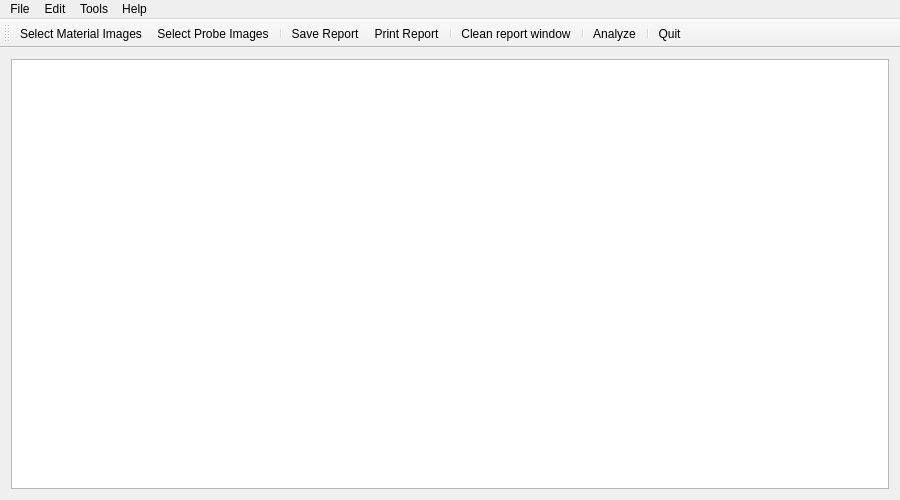
pa23/mixan, file mainwindow.ui: the form before one commit.
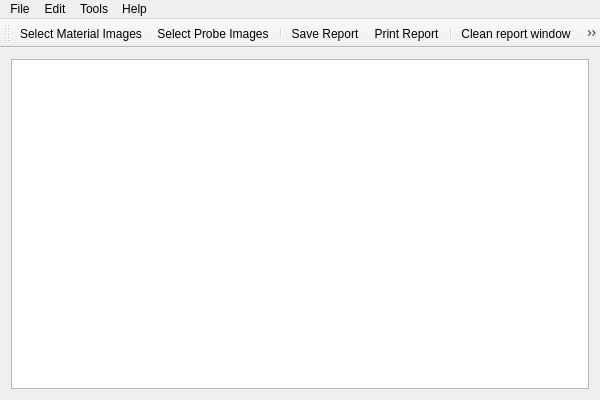
The form after the commit. Icons and pictures are not drawn.

Commit message: v1.5.0 Saving and restore program settings.

Diff of the .ui file:
```diff
--- a/mainwindow.ui
+++ b/mainwindow.ui
@@ -6,10 +6,16 @@
    <rect>
     <x>0</x>
     <y>0</y>
-    <width>900</width>
-    <height>500</height>
+    <width>600</width>
+    <height>400</height>
    </rect>
   </property>
+  <property name="minimumSize">
+   <size>
+    <width>600</width>
+    <height>400</height>
+   </size>
+  </property>
   <property name="windowTitle">
    <string>mixan v0.1</string>
   </property>
@@ -29,7 +35,7 @@
     <rect>
      <x>0</x>
      <y>0</y>
-     <width>900</width>
+     <width>600</width>
      <height>25</height>
     </rect>
    </property>
```
The commit also changes 2 other files.
